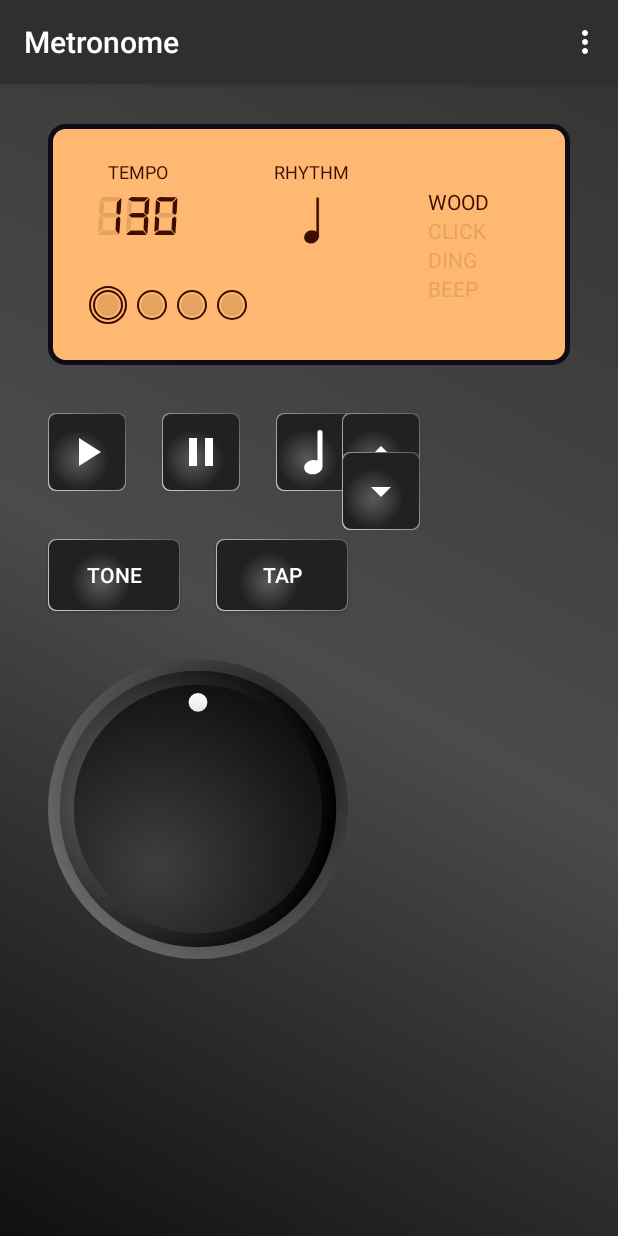
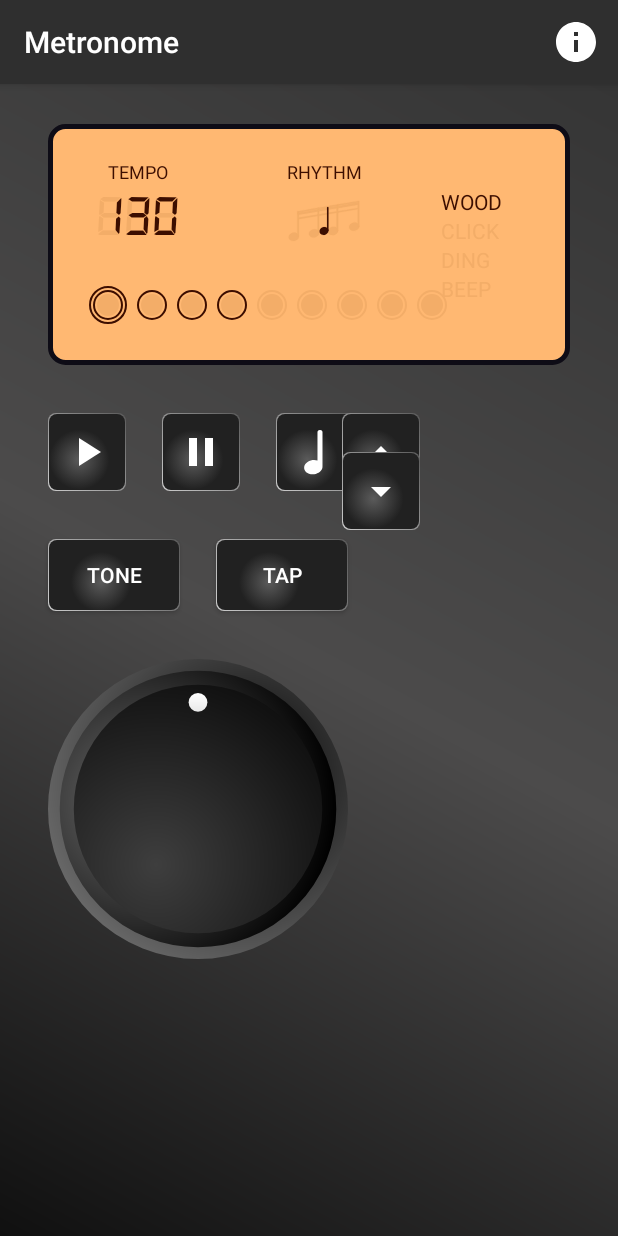
Before and after one commit to o4oren/android-kotlin-metronome, an Android app: the screen it shows after launch (MainActivity), on a phone screen of 412 x 824 dp. Run offline under Robolectric (Android 15) with nearby library versions, the phone set to English and light mode, and no system bars; our stand-ins replace navigation-ui; Roboto replaces fonts that are not available here; 1 statement that could not run was skipped.

Commit message:
prepare for info screen

```diff
--- a/app/src/main/java/geva/oren/android_kotlin_metronome/MainActivity.kt
+++ b/app/src/main/java/geva/oren/android_kotlin_metronome/MainActivity.kt
@@ -4,9 +4,11 @@ import android.content.Intent
 import android.os.Bundle
 import androidx.appcompat.app.AppCompatActivity
 import android.view.Menu
+import android.view.MenuItem
 import androidx.navigation.NavController
 import androidx.navigation.findNavController
 import androidx.navigation.ui.AppBarConfiguration
+import androidx.navigation.ui.onNavDestinationSelected
 import androidx.navigation.ui.setupWithNavController
 import geva.oren.android_kotlin_metronome.services.MetronomeService
 import kotlinx.android.synthetic.main.activity_main.*
@@ -33,4 +35,10 @@ class MainActivity : AppCompatActivity() {
         menuInflater.inflate(R.menu.menu_main, menu)
         return true
     }
+
+    override fun onOptionsItemSelected(item: MenuItem): Boolean {
+        return item.onNavDestinationSelected(navController) || super.onOptionsItemSelected(
+            item
+        )
+    }
 }
--- a/app/src/main/java/geva/oren/android_kotlin_metronome/fragments/SettingsFragment.kt
+++ b/app/src/main/java/geva/oren/android_kotlin_metronome/fragments/InfoFragment.kt
@@ -10,23 +10,23 @@ import androidx.navigation.fragment.findNavController
 import geva.oren.android_kotlin_metronome.R
 
 /**
- * A fragment containing various configuration settings
+ * A fragment containing about information
  */
-class SettingsFragment : Fragment() {
+class InfoFragment : Fragment() {
 
     override fun onCreateView(
             inflater: LayoutInflater, container: ViewGroup?,
             savedInstanceState: Bundle?
     ): View? {
         // Inflate the layout for this fragment
-        return inflater.inflate(R.layout.settings_fragment, container, false)
+        return inflater.inflate(R.layout.info_fragment, container, false)
     }
 
     override fun onViewCreated(view: View, savedInstanceState: Bundle?) {
         super.onViewCreated(view, savedInstanceState)
 
         view.findViewById<Button>(R.id.button_second).setOnClickListener {
-            findNavController().navigate(R.id.action_SecondFragment_to_MetronomeFragment)
+            findNavController().navigate(R.id.action_InfoFragment_to_MetronomeFragment)
         }
     }
 }
--- a/app/src/main/java/geva/oren/android_kotlin_metronome/fragments/MetronomeFragment.kt
+++ b/app/src/main/java/geva/oren/android_kotlin_metronome/fragments/MetronomeFragment.kt
@@ -54,12 +54,12 @@ class MetronomeFragment : Fragment(),
 
     private fun updateBeatsUp() {
         val beats = metronomeService?.setBeatsUp()
-        beatsView.beats = beats!!
+        beatsView.beatsPerMeasure = beats!!
     }
 
     private fun updateBeatsDown() {
         val beats = metronomeService?.setBeatsDown()
-        beatsView.beats = beats!!
+        beatsView.beatsPerMeasure = beats!!
     }
 
     private fun tapTempAction() {
--- a/app/src/main/java/geva/oren/android_kotlin_metronome/views/BeatsView.kt
+++ b/app/src/main/java/geva/oren/android_kotlin_metronome/views/BeatsView.kt
@@ -16,11 +16,12 @@ class BeatsView @JvmOverloads constructor(
     context: Context, attrs: AttributeSet? = null, defStyleAttr: Int = 0
 ) : LinearLayout(context, attrs, defStyleAttr) {
 
-    var beats = 4
+    var beatsPerMeasure = 4
         set(beats) {
             field = beats
             resetBeats(true)
         }
+    val MAX_BEAT = 9
     var isEmphasis = true
     set(isEmphasis: Boolean) {
         field = isEmphasis
@@ -35,6 +36,8 @@ class BeatsView @JvmOverloads constructor(
         ContextCompat.getDrawable(context, R.drawable.first_beat_circle_empty_no_emphasis)
     private val firstFullCircleNoEmphasis =
         ContextCompat.getDrawable(context, R.drawable.first_beat_circle_full_no_emphasis)
+    private val offCircle =
+        ContextCompat.getDrawable(context, R.drawable.beat_circle_off)
     private val emptyCircle = ContextCompat.getDrawable(context, R.drawable.beat_circle_empty)
     private val fullCircle = ContextCompat.getDrawable(context, R.drawable.beat_circle_full)
     private val marginParams = LayoutParams(LayoutParams.WRAP_CONTENT, LayoutParams.WRAP_CONTENT)
@@ -48,7 +51,7 @@ class BeatsView @JvmOverloads constructor(
     }
 
     private fun createBeats() {
-        for (i in 0 until beats) {
+        for (i in 0 until MAX_BEAT) {
             val imageView = ImageView(context)
             val drawable = getCircleDrawable(i, false)
             imageView.setImageDrawable(drawable)
@@ -60,7 +63,7 @@ class BeatsView @JvmOverloads constructor(
     fun nextBeat() {
         if (highlightedBeat != -1) {
             val prevBeat = getChildAt(highlightedBeat) as ImageView
-            if (highlightedBeat == beats - 1)
+            if (highlightedBeat == beatsPerMeasure - 1)
                 highlightedBeat = 0
             else highlightedBeat++
             val currentBeat = getChildAt(highlightedBeat) as ImageView
@@ -83,7 +86,8 @@ class BeatsView @JvmOverloads constructor(
                 true -> if (isFull) firstFullCircle else firstEmptyCircle
                 false -> if (isFull) firstFullCircleNoEmphasis else firstEmptyCircleNoEmphasis
             }
-            else -> if (isFull) fullCircle else emptyCircle
+            in 1 until beatsPerMeasure -> if (isFull) fullCircle else emptyCircle
+            else -> offCircle
         }
     }
 
--- /dev/null
+++ b/app/src/main/res/drawable/beat_circle_off.xml
@@ -0,0 +1,22 @@
+<?xml version="1.0" encoding="utf-8"?>
+<layer-list xmlns:android="http://schemas.android.com/apk/res/android">
+    <item>
+        <shape xmlns:android="http://schemas.android.com/apk/res/android"
+            android:shape="oval">
+            <size android:height="20dp" android:width="20dp"/>
+            <padding android:top="3dp" android:bottom="3dp" android:right="3dp" android:left="3dp"/>
+            <stroke
+                android:width="1dp"
+                android:color="@color/faintDigitalText"/>
+        </shape>
+    </item>
+
+    <item>
+        <shape xmlns:android="http://schemas.android.com/apk/res/android"
+            android:shape="oval">
+            <size android:height="13dp" android:width="13dp"/>
+            <solid
+                android:color="@color/faintDigitalText"/>
+        </shape>
+    </item>
+</layer-list>
--- /dev/null
+++ b/app/src/main/res/drawable/ic_info_white_24dp.xml
@@ -0,0 +1,9 @@
+<vector xmlns:android="http://schemas.android.com/apk/res/android"
+    android:width="24dp"
+    android:height="24dp"
+    android:viewportWidth="24"
+    android:viewportHeight="24">
+  <path
+      android:pathData="M11,7h2v2h-2zM11,11h2v6h-2zM12,2C6.48,2 2,6.48 2,12s4.48,10 10,10 10,-4.48 10,-10S17.52,2 12,2zM12,20c-4.41,0 -8,-3.59 -8,-8s3.59,-8 8,-8 8,3.59 8,8 -3.59,8 -8,8z"
+      android:fillColor="#ffffff"/>
+</vector>
--- /dev/null
+++ b/app/src/main/res/drawable/ic_info_white_36dp.xml
@@ -0,0 +1,9 @@
+<vector xmlns:android="http://schemas.android.com/apk/res/android"
+    android:width="36dp"
+    android:height="36dp"
+    android:viewportWidth="24"
+    android:viewportHeight="24">
+  <path
+      android:pathData="M12,2C6.48,2 2,6.48 2,12s4.48,10 10,10 10,-4.48 10,-10S17.52,2 12,2zM13,17h-2v-6h2v6zM13,9h-2L11,7h2v2z"
+      android:fillColor="#ffffff"/>
+</vector>
--- /dev/null
+++ b/app/src/main/res/drawable/ic_notes_background_faint.xml
@@ -0,0 +1,63 @@
+<vector android:height="32dp" android:viewportHeight="256"
+    android:viewportWidth="512" android:width="64dp" xmlns:android="http://schemas.android.com/apk/res/android">
+    <path android:fillColor="@color/faintDigitalText" android:fillType="evenOdd"
+        android:pathData="M87.598,190.989C80.278,193.193 74.476,197.55 71.021,202.823C67.597,208.05 66.483,214.179 68.515,219.973C70.552,225.782 75.356,230.14 81.456,232.509C87.604,234.898 95.072,235.267 102.402,233.061C109.722,230.857 115.524,226.5 118.979,221.227C122.403,216 123.517,209.871 121.485,204.077C119.448,198.268 114.644,193.91 108.544,191.541C102.396,189.152 94.928,188.783 87.598,190.989Z"
+        android:strokeColor="@color/faintDigitalText" android:strokeWidth="1"/>
+    <path android:fillColor="@color/faintDigitalText" android:fillType="evenOdd"
+        android:pathData="M118.909,75.525L117.091,75.525C116.091,75.525 115.184,75.877 114.528,76.452C113.897,77.006 113.5,77.768 113.5,78.615L113.5,209.435C113.5,210.282 113.897,211.044 114.528,211.598C115.184,212.173 116.091,212.525 117.091,212.525L118.909,212.525C119.909,212.525 120.816,212.173 121.472,211.598C122.103,211.044 122.5,210.282 122.5,209.435L122.5,78.615C122.5,77.768 122.103,77.006 121.472,76.452C120.816,75.877 119.909,75.525 118.909,75.525Z"
+        android:strokeColor="@color/faintDigitalText" android:strokeWidth="1"/>
+    <path android:fillColor="@color/faintDigitalText" android:fillType="evenOdd"
+        android:pathData="M195.598,172.989C188.278,175.193 182.476,179.55 179.021,184.823C175.597,190.05 174.483,196.179 176.515,201.973C178.552,207.782 183.356,212.14 189.456,214.509C195.604,216.898 203.072,217.267 210.402,215.061C217.722,212.857 223.524,208.5 226.979,203.227C230.403,198 231.517,191.871 229.485,186.077C227.448,180.268 222.644,175.91 216.544,173.541C210.396,171.152 202.928,170.783 195.598,172.989Z"
+        android:strokeColor="@color/faintDigitalText" android:strokeWidth="1"/>
+    <path android:fillColor="@color/faintDigitalText" android:fillType="evenOdd"
+        android:pathData="M226.909,57.525L225.091,57.525C224.091,57.525 223.184,57.877 222.528,58.452C221.897,59.006 221.5,59.768 221.5,60.615L221.5,191.435C221.5,192.282 221.897,193.044 222.528,193.598C223.184,194.173 224.091,194.525 225.091,194.525L226.909,194.525C227.909,194.525 228.816,194.173 229.472,193.598C230.103,193.044 230.5,192.282 230.5,191.435L230.5,60.615C230.5,59.768 230.103,59.006 229.472,58.452C228.816,57.877 227.909,57.525 226.909,57.525Z"
+        android:strokeColor="@color/faintDigitalText" android:strokeWidth="1"/>
+    <path android:fillColor="@color/faintDigitalText" android:fillType="evenOdd"
+        android:pathData="M225,57C225,57 188.667,63.21 116,75.63L116,84L225,65.156"
+        android:strokeColor="@color/faintDigitalText" android:strokeWidth="1"/>
+    <path android:fillColor="@color/faintDigitalText" android:fillType="evenOdd"
+        android:pathData="M225,66C225,66 188.667,71.98 116,83.94L116,92L225,73.854"
+        android:strokeColor="@color/faintDigitalText" android:strokeWidth="1"/>
+    <path android:fillColor="@color/faintDigitalText" android:fillType="evenOdd"
+        android:pathData="M225,70C225,70 188.667,75.98 116,87.94L116,96L225,77.854"
+        android:strokeColor="@color/faintDigitalText" android:strokeWidth="1"/>
+    <path android:fillColor="@color/faintDigitalText" android:fillType="evenOdd"
+        android:pathData="M230,92C230,92 193.667,97.98 121,109.94L121,118L230,99.854"
+        android:strokeColor="@color/faintDigitalText" android:strokeWidth="1"/>
+    <path android:fillColor="@color/faintDigitalText" android:fillType="evenOdd"
+        android:pathData="M334,75C334,75 297.667,80.98 225,92.94L225,101L334,82.854"
+        android:strokeColor="@color/faintDigitalText" android:strokeWidth="1"/>
+    <path android:fillColor="@color/faintDigitalText" android:fillType="evenOdd"
+        android:pathData="M333.2,38.5C333.2,38.5 296.867,44.71 224.2,57.13L224.2,65.5L333.2,46.656"
+        android:strokeColor="@color/faintDigitalText" android:strokeWidth="1"/>
+    <path android:fillColor="@color/faintDigitalText" android:fillType="evenOdd"
+        android:pathData="M333.2,47C333.2,47 296.867,52.98 224.2,64.94L224.2,73L333.2,54.854"
+        android:strokeColor="@color/faintDigitalText" android:strokeWidth="1"/>
+    <path android:fillColor="@color/faintDigitalText" android:fillType="evenOdd"
+        android:pathData="M333.2,51C333.2,51 296.867,56.98 224.2,68.94L224.2,77L333.2,58.854"
+        android:strokeColor="@color/faintDigitalText" android:strokeWidth="1"/>
+    <path android:fillColor="@color/faintDigitalText" android:fillType="evenOdd"
+        android:pathData="M296.598,159.989C289.278,162.193 283.476,166.55 280.021,171.823C276.597,177.05 275.483,183.179 277.515,188.973C279.552,194.782 284.356,199.14 290.456,201.509C296.604,203.898 304.072,204.267 311.402,202.061C318.722,199.857 324.524,195.5 327.979,190.227C331.403,185 332.517,178.871 330.485,173.077C328.448,167.268 323.644,162.91 317.544,160.541C311.396,158.152 303.928,157.783 296.598,159.989Z"
+        android:strokeColor="@color/faintDigitalText" android:strokeWidth="1"/>
+    <path android:fillColor="@color/faintDigitalText" android:fillType="evenOdd"
+        android:pathData="M327.909,44.525L326.091,44.525C325.091,44.525 324.184,44.877 323.528,45.452C322.897,46.006 322.5,46.768 322.5,47.615L322.5,178.435C322.5,179.282 322.897,180.044 323.528,180.598C324.184,181.173 325.091,181.525 326.091,181.525L327.909,181.525C328.909,181.525 329.816,181.173 330.472,180.598C331.103,180.044 331.5,179.282 331.5,178.435L331.5,47.615C331.5,46.768 331.103,46.006 330.472,45.452C329.816,44.877 328.909,44.525 327.909,44.525Z"
+        android:strokeColor="@color/faintDigitalText" android:strokeWidth="1"/>
+    <path android:fillColor="@color/faintDigitalText" android:fillType="evenOdd"
+        android:pathData="M409.598,136.989C402.278,139.193 396.476,143.55 393.021,148.823C389.597,154.05 388.483,160.179 390.515,165.973C392.552,171.782 397.356,176.14 403.456,178.509C409.604,180.898 417.072,181.267 424.402,179.061C431.722,176.857 437.524,172.5 440.979,167.227C444.403,162 445.517,155.871 443.485,150.077C441.448,144.268 436.644,139.91 430.544,137.541C424.396,135.152 416.928,134.783 409.598,136.989Z"
+        android:strokeColor="@color/faintDigitalText" android:strokeWidth="1"/>
+    <path android:fillColor="@color/faintDigitalText" android:fillType="evenOdd"
+        android:pathData="M440.909,21.525L439.091,21.525C438.091,21.525 437.184,21.877 436.528,22.452C435.897,23.006 435.5,23.768 435.5,24.615L435.5,155.435C435.5,156.282 435.897,157.044 436.528,157.598C437.184,158.173 438.091,158.525 439.091,158.525L440.909,158.525C441.909,158.525 442.816,158.173 443.472,157.598C444.103,157.044 444.5,156.282 444.5,155.435L444.5,24.615C444.5,23.768 444.103,23.006 443.472,22.452C442.816,21.877 441.909,21.525 440.909,21.525Z"
+        android:strokeColor="@color/faintDigitalText" android:strokeWidth="1"/>
+    <path android:fillColor="@color/faintDigitalText" android:fillType="evenOdd"
+        android:pathData="M439,21C439,21 402.667,26.98 330,38.94L330,47L439,28.854"
+        android:strokeColor="@color/faintDigitalText" android:strokeWidth="1"/>
+    <path android:fillColor="@color/faintDigitalText" android:fillType="evenOdd"
+        android:pathData="M439,29C439,29 402.667,35.21 330,47.63L330,56L439,37.156"
+        android:strokeColor="@color/faintDigitalText" android:strokeWidth="1"/>
+    <path android:fillColor="@color/faintDigitalText" android:fillType="evenOdd"
+        android:pathData="M439,34C439,34 402.667,39.98 330,51.94L330,60L439,41.854"
+        android:strokeColor="@color/faintDigitalText" android:strokeWidth="1"/>
+    <path android:fillColor="@color/faintDigitalText" android:fillType="evenOdd"
+        android:pathData="M436,58C436,58 399.667,63.98 327,75.94L327,84L436,65.854"
+        android:strokeColor="@color/faintDigitalText" android:strokeWidth="1"/>
+</vector>
--- /dev/null
+++ b/app/src/main/res/drawable/ic_quarter_note_faint.xml
@@ -0,0 +1,9 @@
+<vector android:height="24dp" android:viewportHeight="256"
+    android:viewportWidth="256" android:width="24dp" xmlns:android="http://schemas.android.com/apk/res/android">
+    <path android:fillColor="@color/faintDigitalText" android:fillType="evenOdd"
+        android:pathData="M119.608,172.846C111.195,175.579 104.529,180.989 100.559,187.531C96.608,194.04 95.328,201.673 97.672,208.889C100.016,216.104 105.539,221.526 112.561,224.47C119.619,227.429 128.191,227.888 136.604,225.154C145.017,222.421 151.682,217.011 155.653,210.469C159.603,203.96 160.884,196.327 158.54,189.111C156.195,181.896 150.673,176.474 143.65,173.53C136.593,170.571 128.021,170.112 119.608,172.846Z"
+        android:strokeColor="@color/faintDigitalText" android:strokeWidth="1"/>
+    <path android:fillColor="@color/faintDigitalText" android:fillType="evenOdd"
+        android:pathData="M155.694,28.5L153.694,28.5C152.589,28.5 151.589,28.948 150.865,29.672C150.142,30.395 149.694,31.395 149.694,32.5L149.694,196.5C149.694,197.605 150.142,198.605 150.865,199.328C151.589,200.052 152.589,200.5 153.694,200.5L155.694,200.5C156.798,200.5 157.798,200.052 158.522,199.328C159.246,198.605 159.694,197.605 159.694,196.5L159.694,32.5C159.694,31.395 159.246,30.395 158.522,29.672C157.798,28.948 156.798,28.5 155.694,28.5Z"
+        android:strokeColor="@color/faintDigitalText" android:strokeWidth="1"/>
+</vector>
--- a/app/src/main/res/layout/settings_fragment.xml
+++ b/app/src/main/res/layout/info_fragment.xml
@@ -4,12 +4,16 @@
     xmlns:tools="http://schemas.android.com/tools"
     android:layout_width="match_parent"
     android:layout_height="match_parent"
-    tools:context=".fragments.SettingsFragment">
+    tools:context=".fragments.InfoFragment"
+    android:background="@drawable/metronome_background_gradient">
 
     <TextView
-        android:id="@+id/textview_second"
+        android:id="@+id/aboutText"
         android:layout_width="wrap_content"
         android:layout_height="wrap_content"
+        android:padding="20dp"
+        android:text="This Metronme app is a light weight metronome, built \nby Oren Geva"
+        android:textColor="@color/metronomeMetal"
         app:layout_constraintBottom_toTopOf="@id/button_second"
         app:layout_constraintEnd_toEndOf="parent"
         app:layout_constraintStart_toStartOf="parent"
@@ -23,5 +27,5 @@
         app:layout_constraintBottom_toBottomOf="parent"
         app:layout_constraintEnd_toEndOf="parent"
         app:layout_constraintStart_toStartOf="parent"
-        app:layout_constraintTop_toBottomOf="@id/textview_second" />
+        app:layout_constraintTop_toBottomOf="@id/aboutText" />
 </androidx.constraintlayout.widget.ConstraintLayout>
--- a/app/src/main/res/layout/metronome_fragment.xml
+++ b/app/src/main/res/layout/metronome_fragment.xml
@@ -65,6 +65,35 @@
             app:layout_constraintEnd_toEndOf="@+id/bpmText"
             app:layout_constraintStart_toStartOf="@+id/bpmText" />
 
+        <ImageView
+            android:id="@+id/rhythmBackground"
+            android:layout_width="@dimen/rhythm_width"
+            android:layout_height="wrap_content"
+            android:layout_marginStart="64dp"
+            app:layout_constraintBottom_toBottomOf="@+id/bpmText"
+            app:layout_constraintStart_toEndOf="@+id/bpmText"
+            app:layout_constraintTop_toTopOf="@+id/bpmText"
+            android:src="@drawable/ic_notes_background_faint" />
+        <ImageView
+            android:id="@+id/rhythmBackgroundQuarterNite"
+            android:layout_width="@dimen/rhythm_width"
+            android:layout_height="wrap_content"
+            android:layout_marginStart="64dp"
+            app:layout_constraintBottom_toBottomOf="@+id/bpmText"
+            app:layout_constraintStart_toEndOf="@+id/bpmText"
+            app:layout_constraintTop_toTopOf="@+id/bpmText"
+            android:src="@drawable/ic_quarter_note_faint" />
+
+        <ImageView
+            android:id="@+id/rhythmImage"
+            android:layout_width="@dimen/rhythm_width"
+            android:layout_height="wrap_content"
+            android:layout_marginStart="64dp"
+            android:src="@drawable/ic_quarter_note"
+            app:layout_constraintBottom_toBottomOf="@+id/bpmText"
+            app:layout_constraintStart_toEndOf="@+id/bpmText"
+            app:layout_constraintTop_toTopOf="@+id/bpmText" />
+
         <TextView
             android:id="@+id/rhythmLabelText"
             android:layout_width="wrap_content"
@@ -76,16 +105,6 @@
             app:layout_constraintEnd_toEndOf="@+id/rhythmImage"
             app:layout_constraintStart_toStartOf="@+id/rhythmImage"
             app:layout_constraintTop_toTopOf="@+id/tempoLabelText" />
-
-        <ImageView
-            android:id="@+id/rhythmImage"
-            android:layout_width="47dp"
-            android:layout_height="39dp"
-            android:layout_marginStart="64dp"
-            android:src="@drawable/ic_quarter_note"
-            app:layout_constraintBottom_toBottomOf="@+id/bpmText"
-            app:layout_constraintStart_toEndOf="@+id/bpmText"
-            app:layout_constraintTop_toTopOf="@+id/bpmText" />
 
         <geva.oren.android_kotlin_metronome.views.TonesView
             android:id="@+id/tonesView"
--- a/app/src/main/res/menu/menu_main.xml
+++ b/app/src/main/res/menu/menu_main.xml
@@ -3,8 +3,9 @@
     xmlns:tools="http://schemas.android.com/tools"
     tools:context="geva.oren.android_kotlin_metronome.MainActivity">
     <item
-        android:id="@+id/settings_fragment"
+        android:id="@+id/info_fragment"
         android:orderInCategory="100"
-        android:title="@string/settings_menu_item"
-        app:showAsAction="never" />
+        android:title="@string/info_menu_item"
+        android:icon="@drawable/ic_info_white_36dp"
+        app:showAsAction="always" />
 </menu>
--- a/app/src/main/res/navigation/nav_graph.xml
+++ b/app/src/main/res/navigation/nav_graph.xml
@@ -12,17 +12,17 @@
         tools:layout="@layout/metronome_fragment">
 
         <action
-            android:id="@+id/action_MetronomeFragment_to_SecondFragment"
-            app:destination="@id/settings_fragment" />
+            android:id="@+id/action_MetronomeFragment_to_InfoFragment"
+            app:destination="@id/info_fragment" />
     </fragment>
     <fragment
-        android:id="@+id/settings_fragment"
-        android:name="geva.oren.android_kotlin_metronome.fragments.MetronomeFragment"
-        android:label="@string/settings_fragment_label"
-        tools:layout="@layout/settings_fragment">
+        android:id="@+id/info_fragment"
+        android:name="geva.oren.android_kotlin_metronome.fragments.InfoFragment"
+        android:label="@string/info_fragment_label"
+        tools:layout="@layout/info_fragment">
 
         <action
-            android:id="@+id/action_SecondFragment_to_MetronomeFragment"
+            android:id="@+id/action_InfoFragment_to_MetronomeFragment"
             app:destination="@id/MetronomeFragment" />
     </fragment>
 </navigation>
--- a/app/src/main/res/values/colors.xml
+++ b/app/src/main/res/values/colors.xml
@@ -6,7 +6,7 @@
     <color name="screenBackground">#FFB872</color>
     <color name="metronomeMetal">#CCCCCC</color>
     <color name="digitalText">#3C0E00</color>
-    <color name="faintDigitalText">#E6A25F</color>
+    <color name="faintDigitalText">#F3AD68</color>
     <color name="darkButton">#212121</color>
     <color name="brightButton">#5B5B5B</color>
 
--- a/app/src/main/res/values/dimens.xml
+++ b/app/src/main/res/values/dimens.xml
@@ -6,4 +6,5 @@
     <dimen name="button_corner_radius">5dp</dimen>
     <dimen name="knob_width">200dp</dimen>
     <dimen name="knob_height">200dp</dimen>
+    <dimen name="rhythm_width">64dp</dimen>
 </resources>
--- a/app/src/main/res/values/strings.xml
+++ b/app/src/main/res/values/strings.xml
@@ -1,9 +1,9 @@
 <resources>
     <string name="app_name">Metronome</string>
-    <string name="settings_menu_item">Settings</string>
+    <string name="info_menu_item">Information</string>
     <!-- Strings used for fragments for navigation -->
     <string name="metronome_fragment_label">Metronome</string>
-    <string name="settings_fragment_label">Settings</string>
+    <string name="info_fragment_label">About</string>
     <string name="notification_title">Metronome</string>
     <string name="notification_message">Metronome is running...</string>
     <string name="next">Next</string>
```
